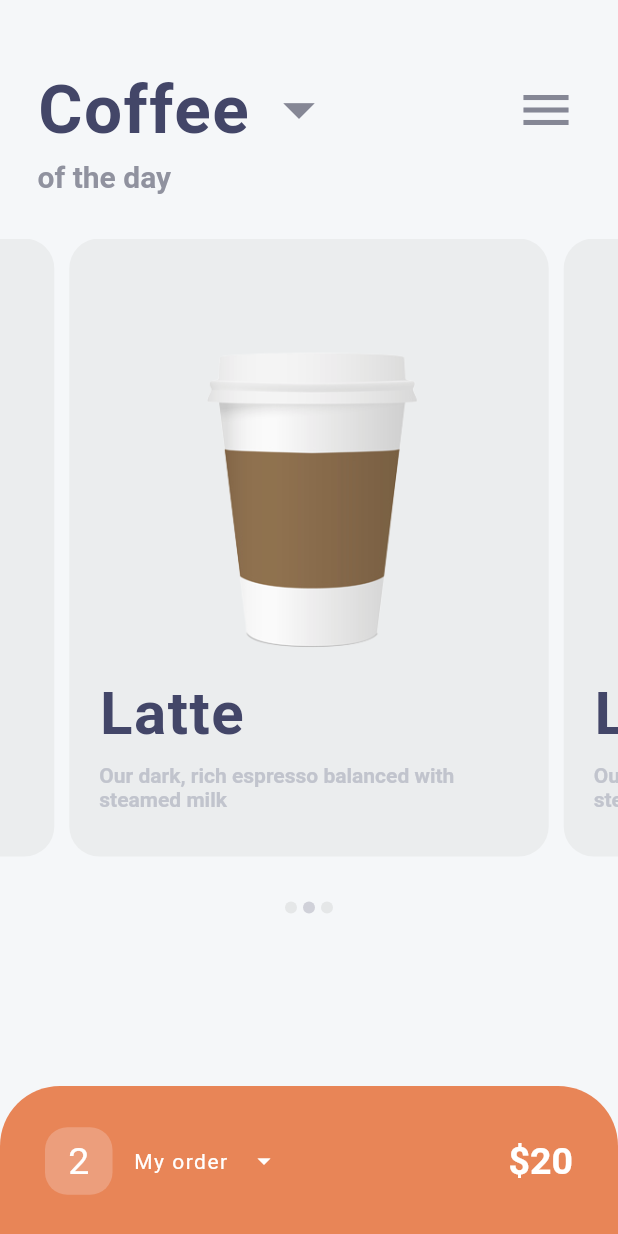
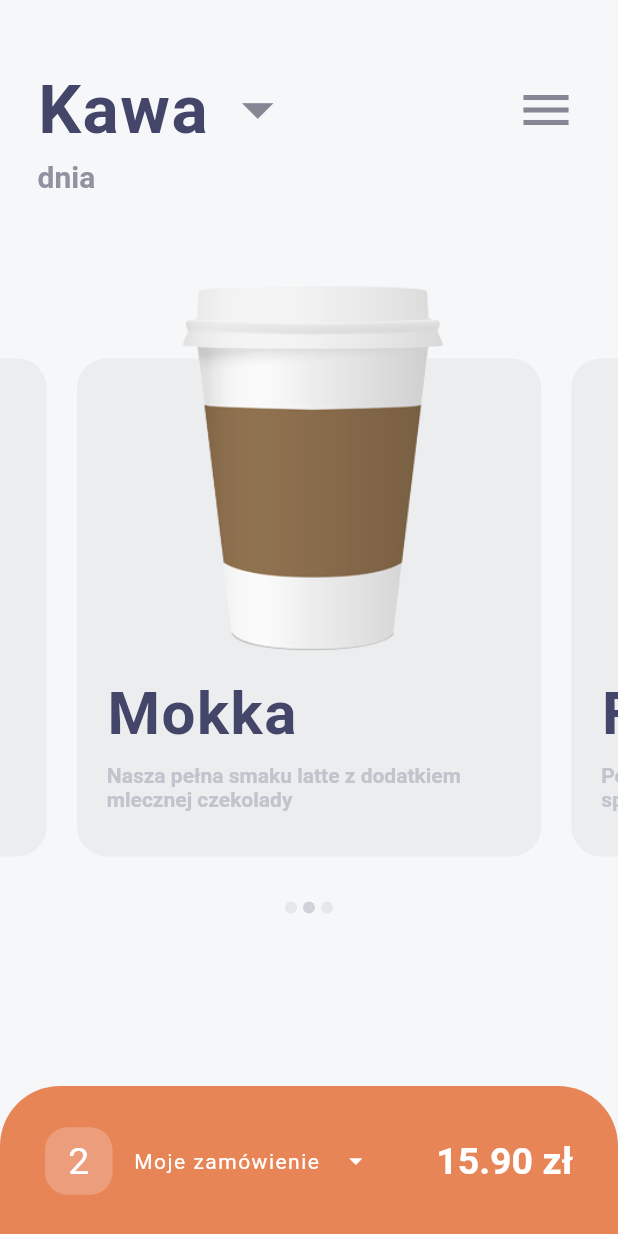
Before and after one commit to kamilbakierzynski/flutter_cafe, a Flutter app: the screen it shows after launch, on a phone screen of 412 x 824 dp. Run offline on Flutter 3.47's test engine with Material 2 defaults, Android fonts, the phone set to English and light mode, and no system bars; drawn by our look-alikes of carousel_slider.

Commit message:
new design

```diff
--- a/lib/models/menu_item.dart
+++ b/lib/models/menu_item.dart
@@ -1,7 +1,7 @@
 class MenuItem {
   final String name;
   final String description;
-  final double price;
+  final List<double> price;
   final String imgUrl;
 
   MenuItem({
@@ -14,36 +14,26 @@ class MenuItem {
 
 List <MenuItem> klasyka = [
   MenuItem(
-      name: 'Espresso', description: 'kawa jak kawa', price: 4.90, imgUrl: 'assets/images/coffee.jpg'),
+      name: 'Latte', description: 'Pełny szot espresso do którego powoli dolewamy podgrzane pleko', price: [16, 20], imgUrl: 'assets/images/coffee.jpg'),
   MenuItem(
-      name: 'Espresso\nPodwójne', description: 'kawa jak kawa', price: 16, imgUrl: 'assets/images/coffee.jpg'),
+      name: 'Mokka', description: 'Nasza pełna smaku latte z dodatkiem mlecznej czekolady', price: [16, 20], imgUrl: 'assets/images/coffee.jpg'),
   MenuItem(
-      name: 'Americano', description: 'kawa jak kawa', price: 16, imgUrl: 'assets/images/coffee.jpg'),
-  MenuItem(
-      name: 'Cappucino', description: 'kawa jak kawa', price: 16, imgUrl: 'assets/images/coffee.jpg'),
-  MenuItem(
-      name: 'Latte', description: 'kawa jak kawa', price: 16, imgUrl: 'assets/images/coffee.jpg'),
-  MenuItem(
-      name: 'Mokka', description: 'kawa jak kawa', price: 16, imgUrl: 'assets/images/coffee.jpg'),
-  MenuItem(
-      name: 'Flat White', description: 'kawa jak kawa', price: 16, imgUrl: 'assets/images/coffee.jpg'),
-  MenuItem(
-      name: 'Kawa po\nWiedeńsku', description: 'kawa jak kawa', price: 16, imgUrl: 'assets/images/coffee.jpg'),
+      name: 'Flat White', description: 'Pełny szot espresso zalany aksamitnie spienionym mlekiem', price: [16, 20], imgUrl: 'assets/images/coffee.jpg'),
 ];
 
 List <MenuItem> firmowe = [
   MenuItem(
-      name: 'Rafaello', description: 'kawa jak kawa', price: 16, imgUrl: 'assets/images/coffee.jpg'),
+      name: 'Rafaello', description: 'kawa jak kawa', price: [16, 20], imgUrl: 'assets/images/coffee.jpg'),
   MenuItem(
-      name: 'Salty Coffee', description: 'kawa jak kawa', price: 16, imgUrl: 'assets/images/coffee.jpg'),
+      name: 'Salty Coffee', description: 'kawa jak kawa', price: [16, 20], imgUrl: 'assets/images/coffee.jpg'),
   MenuItem(
-      name: 'Marshmallow\nCoffee', description: 'kawa jak kawa', price: 16, imgUrl: 'assets/images/coffee.jpg'),
+      name: 'Marshmallow\nCoffee', description: 'kawa jak kawa', price: [16, 20], imgUrl: 'assets/images/coffee.jpg'),
   MenuItem(
-      name: 'Raf Coffee', description: 'kawa jak kawa', price: 16, imgUrl: 'assets/images/coffee.jpg'),
+      name: 'Raf Coffee', description: 'kawa jak kawa', price: [16, 20], imgUrl: 'assets/images/coffee.jpg'),
   MenuItem(
-      name: 'Hilton', description: 'kawa jak kawa', price: 16, imgUrl: 'assets/images/coffee.jpg'),
+      name: 'Hilton', description: 'kawa jak kawa', price: [16, 20], imgUrl: 'assets/images/coffee.jpg'),
   MenuItem(
-      name: 'Melon Honey', description: 'kawa jak kawa', price: 16, imgUrl: 'assets/images/coffee.jpg'),
+      name: 'Melon Honey', description: 'kawa jak kawa', price: [16, 20], imgUrl: 'assets/images/coffee.jpg'),
   MenuItem(
-      name: 'Bon-Bon', description: 'kawa jak kawa', price: 16, imgUrl: 'assets/images/coffee.jpg'),
+      name: 'Bon-Bon', description: 'kawa jak kawa', price: [16, 20], imgUrl: 'assets/images/coffee.jpg'),
 ];
--- a/lib/screens/featured.dart
+++ b/lib/screens/featured.dart
@@ -1,3 +1,5 @@
+import 'package:coffee_shop/models/menu_item.dart';
+import 'package:coffee_shop/screens/item.dart';
 import 'package:flutter/material.dart';
 import 'package:carousel_slider/carousel_slider.dart';
 
@@ -23,7 +25,7 @@ class _FeaturedScreenState extends State<FeaturedScreen> {
                 Row(
                   children: <Widget>[
                     Text(
-                      'Coffee',
+                      'Kawa',
                       style: TextStyle(
                           color: Color(0xFF434668),
                           fontSize: 45.0,
@@ -52,7 +54,7 @@ class _FeaturedScreenState extends State<FeaturedScreen> {
             child: Container(
               alignment: Alignment.topLeft,
               child: Text(
-                'of the day',
+                'dnia',
                 style: TextStyle(
                   color: Color(0xFF90929F),
                   fontSize: 20.0,
@@ -72,12 +74,21 @@ class _FeaturedScreenState extends State<FeaturedScreen> {
                     _currentCarousel = index;
                   });
                 },
-                items: [0, 1, 2].map((i) {
+                items: klasyka.map((item) {
                   return Builder(
                     builder: (BuildContext context) {
-                      return Container(
+                      return GestureDetector(
+                        onTap: () => Navigator.push(
+                          context,
+                          MaterialPageRoute(
+                            builder: (_) => ItemScreen(item: item,),
+                          ),
+                        ),
+                        child: Stack(children: [
+                          Container(
                             width: MediaQuery.of(context).size.width,
-                        margin: EdgeInsets.symmetric(horizontal: 5.0),
+                            margin: EdgeInsets.only(
+                                top: 80.0, left: 10.0, right: 10.0),
                             decoration: BoxDecoration(
                                 color: Color(0xFFEBEDEE),
                                 borderRadius: BorderRadius.circular(20.0)),
@@ -88,16 +99,8 @@ class _FeaturedScreenState extends State<FeaturedScreen> {
                                 mainAxisAlignment: MainAxisAlignment.end,
                                 crossAxisAlignment: CrossAxisAlignment.start,
                                 children: <Widget>[
-                              Center(
-                                child: Container(
-                                    width: 200,
-                                    child: Image.asset(
-                                      'assets/images/coffee_cup.png',
-                                      fit: BoxFit.scaleDown,
-                                    )),
-                              ),
                                   Text(
-                                'Latte',
+                                    item.name,
                                     style: TextStyle(
                                         color: Color(0xFF434668),
                                         fontSize: 40.0,
@@ -108,7 +111,7 @@ class _FeaturedScreenState extends State<FeaturedScreen> {
                                     height: 10.0,
                                   ),
                                   Text(
-                                'Our dark, rich espresso balanced with steamed milk',
+                                    item.description,
                                     style: TextStyle(
                                         color: Color(0xFFC1C4CD),
                                         fontWeight: FontWeight.bold),
@@ -119,6 +122,15 @@ class _FeaturedScreenState extends State<FeaturedScreen> {
                                 ],
                               ),
                             ),
+                          ),
+                          Container(
+                              width: 400,
+                              height: 300,
+                              child: Image.asset(
+                                'assets/images/coffee_cup.png',
+                                fit: BoxFit.scaleDown,
+                              )),
+                        ]),
                       );
                     },
                   );
@@ -129,7 +141,7 @@ class _FeaturedScreenState extends State<FeaturedScreen> {
           ),
           Row(
               mainAxisAlignment: MainAxisAlignment.center,
-              children: [0, 1, 2].map((i) {
+              children: klasyka.map((item) {
                 return Builder(
                   builder: (BuildContext context) {
                     return Container(
@@ -141,7 +153,7 @@ class _FeaturedScreenState extends State<FeaturedScreen> {
                       ),
                       decoration: BoxDecoration(
                           shape: BoxShape.circle,
-                          color: _currentCarousel == i
+                          color: _currentCarousel == klasyka.indexOf(item)
                               ? Color(0xFFD0D1D9)
                               : Color(0xFFE5E7E8)),
                     );
@@ -187,7 +199,7 @@ class _FeaturedScreenState extends State<FeaturedScreen> {
                         ),
                       ),
                       Text(
-                        'My order',
+                        'Moje zamówienie',
                         style:
                             TextStyle(color: Colors.white, letterSpacing: 1.0),
                       ),
@@ -200,7 +212,7 @@ class _FeaturedScreenState extends State<FeaturedScreen> {
                     ],
                   ),
                   Text(
-                    '\$20',
+                    '15.90 zł',
                     style: TextStyle(
                         color: Colors.white,
                         fontSize: 25.0,
```
Also changed, not shown: lib/screens/item.dart (added, +203 -0 lines). Lines whose indentation alone changed are shown as unchanged.
